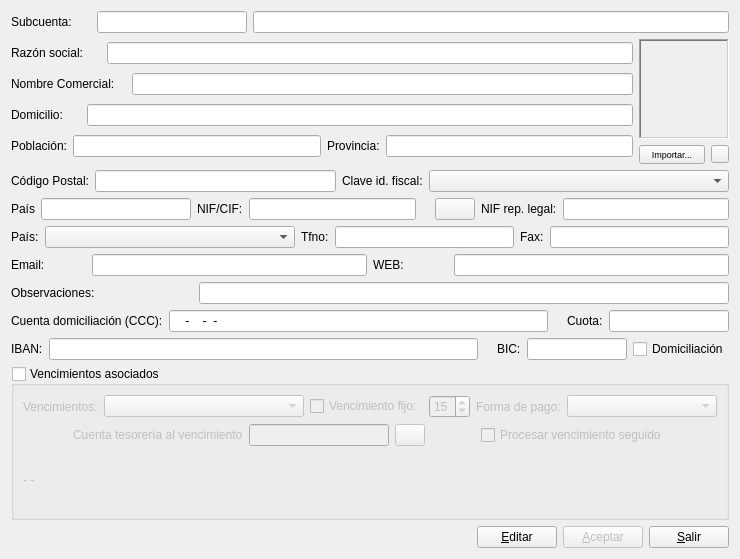
The window that datos_accesorios.ui (DIBOSAJM/keme) describes before a commit, drawn with Qt 5.
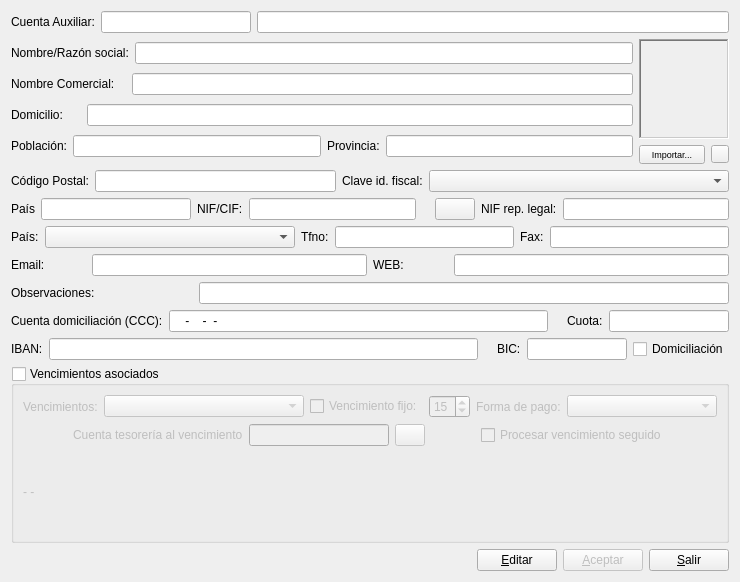
The same window after the commit. Icons and pictures are not drawn.

Commit message: Arreglo etiquetas plantillas cuentas y externos

```diff
--- a/datos_accesorios.ui
+++ b/datos_accesorios.ui
@@ -7,7 +7,7 @@
     <x>0</x>
     <y>0</y>
     <width>740</width>
-    <height>559</height>
+    <height>582</height>
    </rect>
   </property>
   <property name="windowTitle">
@@ -18,14 +18,14 @@
     <layout class="QHBoxLayout" name="horizontalLayout">
      <item>
       <widget class="QLabel" name="label">
-       <property name="maximumSize">
-        <size>
-         <width>80</width>
-         <height>16777215</height>
-        </size>
+       <property name="sizePolicy">
+        <sizepolicy hsizetype="Minimum" vsizetype="Preferred">
+         <horstretch>0</horstretch>
+         <verstretch>0</verstretch>
+        </sizepolicy>
        </property>
        <property name="text">
-        <string>Subcuenta:</string>
+        <string>Cuenta Auxiliar:</string>
        </property>
       </widget>
      </item>
@@ -37,6 +37,12 @@
          <verstretch>0</verstretch>
         </sizepolicy>
        </property>
+       <property name="minimumSize">
+        <size>
+         <width>150</width>
+         <height>0</height>
+        </size>
+       </property>
        <property name="maximumSize">
         <size>
          <width>150</width>
@@ -57,7 +63,7 @@
         <bool>true</bool>
        </property>
        <property name="sizePolicy">
-        <sizepolicy hsizetype="Preferred" vsizetype="Fixed">
+        <sizepolicy hsizetype="Expanding" vsizetype="Fixed">
          <horstretch>0</horstretch>
          <verstretch>0</verstretch>
         </sizepolicy>
@@ -80,14 +86,8 @@
         <layout class="QHBoxLayout" name="horizontalLayout_4">
          <item>
           <widget class="QLabel" name="TextLabel2">
-           <property name="maximumSize">
-            <size>
-             <width>90</width>
-             <height>16777215</height>
-            </size>
-           </property>
            <property name="text">
-            <string>Razón social:</string>
+            <string>Nombre/Razón social:</string>
            </property>
            <property name="wordWrap">
             <bool>false</bool>
@@ -97,7 +97,7 @@
          <item>
           <widget class="QLineEdit" name="NombreLineEdit">
            <property name="sizePolicy">
-            <sizepolicy hsizetype="Preferred" vsizetype="Fixed">
+            <sizepolicy hsizetype="Expanding" vsizetype="Fixed">
              <horstretch>0</horstretch>
              <verstretch>0</verstretch>
             </sizepolicy>
```
Left out of the diff: 12 changed lines with no effect on the pictures. The commit also changes 3 other files.
